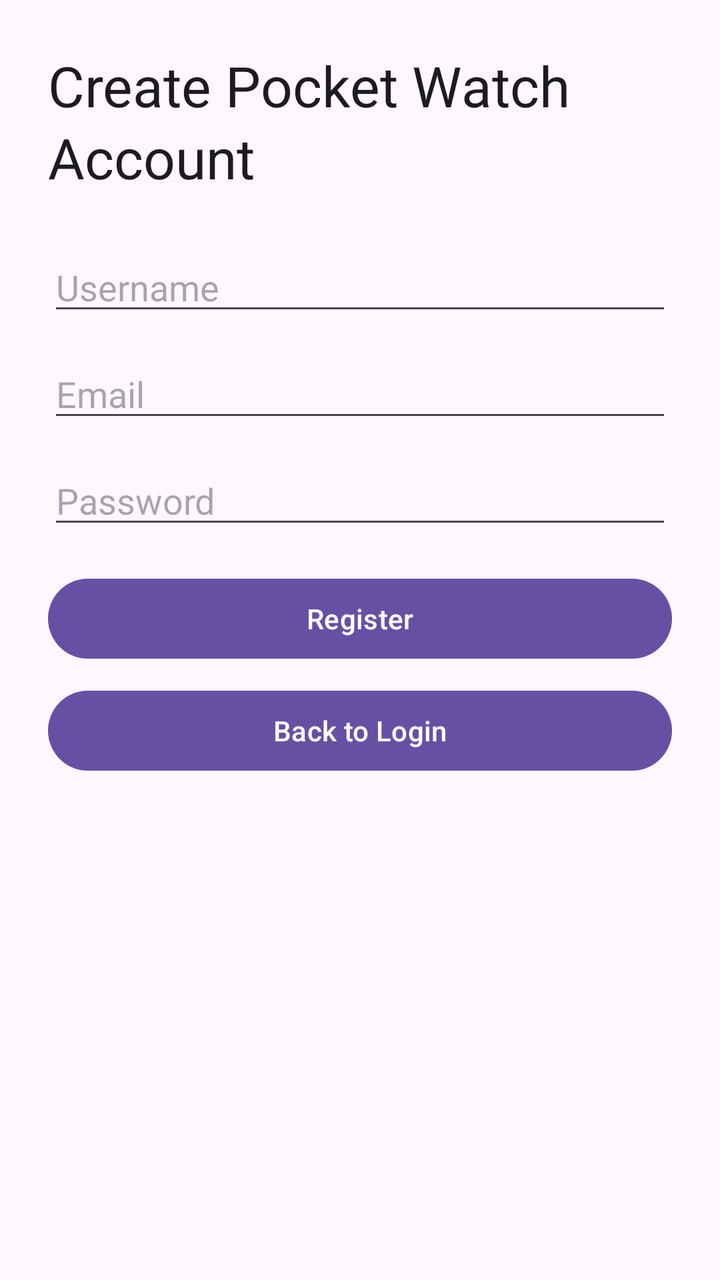
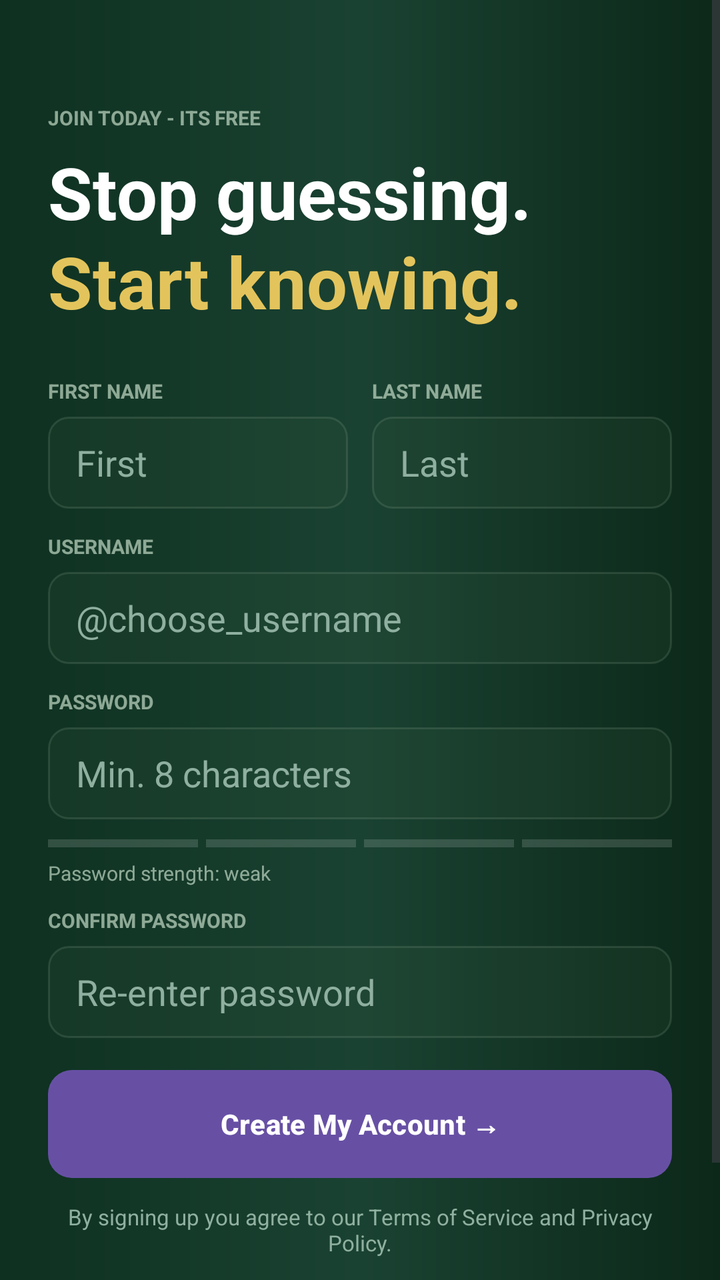

Screens rendered from an Android XML layout before and after an edit, with the pre-edit source and the edit as a unified diff.
<!-- AndroidManifest.xml: application theme Theme.ProjectWatchApp -->
<!-- res/layout/activity_register.xml -->
<?xml version="1.0" encoding="utf-8"?>
<androidx.constraintlayout.widget.ConstraintLayout xmlns:android="http://schemas.android.com/apk/res/android"
    xmlns:app="http://schemas.android.com/apk/res-auto"
    android:layout_width="match_parent"
    android:layout_height="match_parent"
    android:padding="24dp">

    <TextView
        android:id="@+id/textViewRegisterTitle"
        android:layout_width="0dp"
        android:layout_height="wrap_content"
        android:text="@string/register_title"
        android:textAppearance="?attr/textAppearanceHeadlineMedium"
        app:layout_constraintEnd_toEndOf="parent"
        app:layout_constraintStart_toStartOf="parent"
        app:layout_constraintTop_toTopOf="parent" />

    <EditText
        android:id="@+id/editTextRegisterUsername"
        android:layout_width="0dp"
        android:layout_height="wrap_content"
        android:layout_marginTop="24dp"
        android:hint="@string/hint_username"
        android:inputType="text"
        app:layout_constraintEnd_toEndOf="parent"
        app:layout_constraintStart_toStartOf="parent"
        app:layout_constraintTop_toBottomOf="@id/textViewRegisterTitle" />

    <EditText
        android:id="@+id/editTextRegisterEmail"
        android:layout_width="0dp"
        android:layout_height="wrap_content"
        android:layout_marginTop="12dp"
        android:hint="@string/hint_email"
        android:inputType="textEmailAddress"
        app:layout_constraintEnd_toEndOf="parent"
        app:layout_constraintStart_toStartOf="parent"
        app:layout_constraintTop_toBottomOf="@id/editTextRegisterUsername" />

    <EditText
        android:id="@+id/editTextRegisterPassword"
        android:layout_width="0dp"
        android:layout_height="wrap_content"
        android:layout_marginTop="12dp"
        android:hint="@string/hint_password"
        android:inputType="textPassword"
        app:layout_constraintEnd_toEndOf="parent"
        app:layout_constraintStart_toStartOf="parent"
        app:layout_constraintTop_toBottomOf="@id/editTextRegisterEmail" />

    <Button
        android:id="@+id/buttonRegister"
        android:layout_width="0dp"
        android:layout_height="wrap_content"
        android:layout_marginTop="16dp"
        android:text="@string/action_register"
        app:layout_constraintEnd_toEndOf="parent"
        app:layout_constraintStart_toStartOf="parent"
        app:layout_constraintTop_toBottomOf="@id/editTextRegisterPassword" />

    <Button
        android:id="@+id/buttonBackToLogin"
        android:layout_width="0dp"
        android:layout_height="wrap_content"
        android:layout_marginTop="8dp"
        android:text="@string/action_back_to_login"
        app:layout_constraintEnd_toEndOf="parent"
        app:layout_constraintStart_toStartOf="parent"
        app:layout_constraintTop_toBottomOf="@id/buttonRegister" />

    <ProgressBar
        android:id="@+id/progressBarRegister"
        style="?android:attr/progressBarStyleLarge"
        android:layout_width="wrap_content"
        android:layout_height="wrap_content"
        android:layout_marginTop="24dp"
        android:visibility="gone"
        app:layout_constraintEnd_toEndOf="parent"
        app:layout_constraintStart_toStartOf="parent"
        app:layout_constraintTop_toBottomOf="@id/buttonBackToLogin" />

</androidx.constraintlayout.widget.ConstraintLayout>
<!-- resources referenced by this layout -->
<resources>
  <string name="action_back_to_login">Back to Login</string>
  <string name="action_register">Register</string>
  <string name="hint_email">Email</string>
  <string name="hint_password">Password</string>
  <string name="hint_username">Username</string>
  <string name="register_title">Create Pocket Watch Account</string>
  <style name="Theme.ProjectWatchApp" parent="Base.Theme.ProjectWatchApp" />
  <style name="Base.Theme.ProjectWatchApp" parent="Theme.Material3.DayNight.NoActionBar">
          
          
      </style>
</resources>

<!-- the commit's change to res/layout/activity_register.xml (unified diff, before → after) -->
@@ -3,80 +3,268 @@
     xmlns:app="http://schemas.android.com/apk/res-auto"
     android:layout_width="match_parent"
     android:layout_height="match_parent"
-    android:padding="24dp">
-
-    <TextView
-        android:id="@+id/textViewRegisterTitle"
+    android:background="@drawable/bg_launch">
+
+    <ScrollView
         android:layout_width="0dp"
-        android:layout_height="wrap_content"
-        android:text="@string/register_title"
-        android:textAppearance="?attr/textAppearanceHeadlineMedium"
+        android:layout_height="0dp"
+        android:fillViewport="true"
+        app:layout_constraintBottom_toBottomOf="parent"
         app:layout_constraintEnd_toEndOf="parent"
         app:layout_constraintStart_toStartOf="parent"
-        app:layout_constraintTop_toTopOf="parent" />
-
-    <EditText
-        android:id="@+id/editTextRegisterUsername"
-        android:layout_width="0dp"
-        android:layout_height="wrap_content"
-        android:layout_marginTop="24dp"
-        android:hint="@string/hint_username"
-        android:inputType="text"
-        app:layout_constraintEnd_toEndOf="parent"
-        app:layout_constraintStart_toStartOf="parent"
-        app:layout_constraintTop_toBottomOf="@id/textViewRegisterTitle" />
-
-    <EditText
-        android:id="@+id/editTextRegisterEmail"
-        android:layout_width="0dp"
-        android:layout_height="wrap_content"
-        android:layout_marginTop="12dp"
-        android:hint="@string/hint_email"
-        android:inputType="textEmailAddress"
-        app:layout_constraintEnd_toEndOf="parent"
-        app:layout_constraintStart_toStartOf="parent"
-        app:layout_constraintTop_toBottomOf="@id/editTextRegisterUsername" />
-
-    <EditText
-        android:id="@+id/editTextRegisterPassword"
-        android:layout_width="0dp"
-        android:layout_height="wrap_content"
-        android:layout_marginTop="12dp"
-        android:hint="@string/hint_password"
-        android:inputType="textPassword"
-        app:layout_constraintEnd_toEndOf="parent"
-        app:layout_constraintStart_toStartOf="parent"
-        app:layout_constraintTop_toBottomOf="@id/editTextRegisterEmail" />
-
-    <Button
-        android:id="@+id/buttonRegister"
-        android:layout_width="0dp"
-        android:layout_height="wrap_content"
-        android:layout_marginTop="16dp"
-        android:text="@string/action_register"
-        app:layout_constraintEnd_toEndOf="parent"
-        app:layout_constraintStart_toStartOf="parent"
-        app:layout_constraintTop_toBottomOf="@id/editTextRegisterPassword" />
-
-    <Button
-        android:id="@+id/buttonBackToLogin"
-        android:layout_width="0dp"
-        android:layout_height="wrap_content"
-        android:layout_marginTop="8dp"
-        android:text="@string/action_back_to_login"
-        app:layout_constraintEnd_toEndOf="parent"
-        app:layout_constraintStart_toStartOf="parent"
-        app:layout_constraintTop_toBottomOf="@id/buttonRegister" />
-
-    <ProgressBar
-        android:id="@+id/progressBarRegister"
-        style="?android:attr/progressBarStyleLarge"
-        android:layout_width="wrap_content"
-        android:layout_height="wrap_content"
-        android:layout_marginTop="24dp"
-        android:visibility="gone"
-        app:layout_constraintEnd_toEndOf="parent"
-        app:layout_constraintStart_toStartOf="parent"
-        app:layout_constraintTop_toBottomOf="@id/buttonBackToLogin" />
+        app:layout_constraintTop_toTopOf="parent">
+
+        <LinearLayout
+            android:layout_width="match_parent"
+            android:layout_height="wrap_content"
+            android:orientation="vertical"
+            android:paddingStart="24dp"
+            android:paddingTop="52dp"
+            android:paddingEnd="24dp"
+            android:paddingBottom="24dp">
+
+            <TextView
+                android:layout_width="wrap_content"
+                android:layout_height="wrap_content"
+                android:text="@string/register_top_tag"
+                android:textColor="#AACCE2CE"
+                android:textSize="10sp"
+                android:textStyle="bold" />
+
+            <TextView
+                android:id="@+id/textViewRegisterTitle"
+                android:layout_width="wrap_content"
+                android:layout_height="wrap_content"
+                android:layout_marginTop="6dp"
+                android:text="@string/register_hero_title"
+                android:textColor="@android:color/white"
+                android:textSize="36sp"
+                android:textStyle="bold" />
+
+            <TextView
+                android:layout_width="wrap_content"
+                android:layout_height="wrap_content"
+                android:layout_marginTop="-4dp"
+                android:text="@string/register_hero_subtitle"
+                android:textColor="#FFE3C45C"
+                android:textSize="36sp"
+                android:textStyle="bold" />
+
+            <LinearLayout
+                android:layout_width="match_parent"
+                android:layout_height="wrap_content"
+                android:layout_marginTop="24dp"
+                android:orientation="horizontal">
+
+                <TextView
+                    android:layout_width="0dp"
+                    android:layout_height="wrap_content"
+                    android:layout_weight="1"
+                    android:text="@string/label_first_name"
+                    android:textColor="#AACCE2CE"
+                    android:textSize="10sp"
+                    android:textStyle="bold" />
+
+                <TextView
+                    android:layout_width="0dp"
+                    android:layout_height="wrap_content"
+                    android:layout_weight="1"
+                    android:layout_marginStart="12dp"
+                    android:text="@string/label_last_name"
+                    android:textColor="#AACCE2CE"
+                    android:textSize="10sp"
+                    android:textStyle="bold" />
+            </LinearLayout>
+
+            <LinearLayout
+                android:layout_width="match_parent"
+                android:layout_height="wrap_content"
+                android:layout_marginTop="6dp"
+                android:layout_marginBottom="12dp"
+                android:orientation="horizontal">
+
+                <EditText
+                    android:id="@+id/editTextRegisterFirstName"
+                    android:layout_width="0dp"
+                    android:layout_height="46dp"
+                    android:layout_weight="1"
+                    android:layout_marginEnd="6dp"
+                    android:background="@drawable/bg_input"
+                    android:hint="@string/hint_first_name"
+                    android:inputType="textPersonName"
+                    android:paddingStart="14dp"
+                    android:paddingEnd="14dp"
+                    android:textColor="#EAF6EA"
+                    android:textColorHint="#8FB0A0" />
+
+                <EditText
+                    android:id="@+id/editTextRegisterLastName"
+                    android:layout_width="0dp"
+                    android:layout_height="46dp"
+                    android:layout_weight="1"
+                    android:layout_marginStart="6dp"
+                    android:background="@drawable/bg_input"
+                    android:hint="@string/hint_last_name"
+                    android:inputType="textPersonName"
+                    android:paddingStart="14dp"
+                    android:paddingEnd="14dp"
+                    android:textColor="#EAF6EA"
+                    android:textColorHint="#8FB0A0" />
+            </LinearLayout>
+
+            <TextView
+                android:layout_width="wrap_content"
+                android:layout_height="wrap_content"
+                android:text="@string/label_username"
+                android:textColor="#AACCE2CE"
+                android:textSize="10sp"
+                android:textStyle="bold" />
+
+            <EditText
+                android:id="@+id/editTextRegisterUsername"
+                android:layout_width="match_parent"
+                android:layout_height="46dp"
+                android:layout_marginTop="6dp"
+                android:layout_marginBottom="12dp"
+                android:background="@drawable/bg_input"
+                android:hint="@string/hint_username_signup"
+                android:inputType="textPersonName"
+                android:paddingStart="14dp"
+                android:paddingEnd="14dp"
+                android:textColor="#EAF6EA"
+                android:textColorHint="#8FB0A0" />
+
+            <TextView
+                android:layout_width="wrap_content"
+                android:layout_height="wrap_content"
+                android:text="@string/label_password"
+                android:textColor="#AACCE2CE"
+                android:textSize="10sp"
+                android:textStyle="bold" />
+
+            <EditText
+                android:id="@+id/editTextRegisterPassword"
+                android:layout_width="match_parent"
+                android:layout_height="46dp"
+                android:layout_marginTop="6dp"
+                android:layout_marginBottom="10dp"
+                android:background="@drawable/bg_input"
+                android:hint="@string/hint_password_signup"
+                android:inputType="textPassword"
+                android:paddingStart="14dp"
+                android:paddingEnd="14dp"
+                android:textColor="#EAF6EA"
+                android:textColorHint="#8FB0A0" />
+
+            <LinearLayout
+                android:id="@+id/layoutPasswordStrengthBar"
+                android:layout_width="match_parent"
+                android:layout_height="4dp"
+                android:layout_marginBottom="6dp"
+                android:orientation="horizontal">
+
+                <View
+                    android:id="@+id/viewStrength1"
+                    android:layout_width="0dp"
+                    android:layout_height="match_parent"
+                    android:layout_weight="1"
+                    android:layout_marginEnd="4dp"
+                    android:background="@color/overlay_white_25" />
+
+                <View
+                    android:id="@+id/viewStrength2"
+                    android:layout_width="0dp"
+                    android:layout_height="match_parent"
+                    android:layout_weight="1"
+                    android:layout_marginEnd="4dp"
+                    android:background="@color/overlay_white_25" />
+
+                <View
+                    android:id="@+id/viewStrength3"
+                    android:layout_width="0dp"
+                    android:layout_height="match_parent"
+                    android:layout_weight="1"
+                    android:layout_marginEnd="4dp"
+                    android:background="@color/overlay_white_25" />
+
+                <View
+                    android:id="@+id/viewStrength4"
+                    android:layout_width="0dp"
+                    android:layout_height="match_parent"
+                    android:layout_weight="1"
+                    android:background="@color/overlay_white_25" />
+            </LinearLayout>
+
+            <TextView
+                android:id="@+id/textViewPasswordStrength"
+                android:layout_width="wrap_content"
+                android:layout_height="wrap_content"
+                android:layout_marginBottom="10dp"
+                android:text="@string/password_strength_hint"
+                android:textColor="#AACCE2CE"
+                android:textSize="10sp" />
+
+            <TextView
+                android:layout_width="wrap_content"
+                android:layout_height="wrap_content"
+                android:text="@string/label_confirm_password"
+                android:textColor="#AACCE2CE"
+                android:textSize="10sp"
+                android:textStyle="bold" />
+
+            <EditText
+                android:id="@+id/editTextRegisterConfirmPassword"
+                android:layout_width="match_parent"
+                android:layout_height="46dp"
+                android:layout_marginTop="6dp"
+                android:layout_marginBottom="16dp"
+                android:background="@drawable/bg_input"
+                android:hint="@string/hint_confirm_password"
+                android:inputType="textPassword"
+                android:paddingStart="14dp"
+                android:paddingEnd="14dp"
+                android:textColor="#EAF6EA"
+                android:textColorHint="#8FB0A0" />
+
+            <Button
+                android:id="@+id/buttonRegister"
+                android:layout_width="match_parent"
+                android:layout_height="54dp"
+                android:layout_marginBottom="12dp"
+                android:background="@drawable/bg_btn_green"
+                android:text="@string/action_create_account"
+                android:textColor="@android:color/white"
+                android:textStyle="bold" />
+
+            <TextView
+                android:id="@+id/textViewRegisterLegal"
+                android:layout_width="match_parent"
+                android:layout_height="wrap_content"
+                android:layout_marginBottom="12dp"
+                android:gravity="center"
+                android:text="@string/register_legal_text"
+                android:textColor="#8FB0A0"
+                android:textSize="11sp" />
+
+            <Button
+                android:id="@+id/buttonBackToLogin"
+                android:layout_width="match_parent"
+                android:layout_height="40dp"
+                android:background="@android:color/transparent"
+                android:text="@string/sign_in_prompt_compact"
+                android:textAllCaps="false"
+                android:textColor="#B7D9B7"
+                android:textStyle="bold" />
+
+            <ProgressBar
+                android:id="@+id/progressBarRegister"
+                style="?android:attr/progressBarStyleLarge"
+                android:layout_width="wrap_content"
+                android:layout_height="wrap_content"
+                android:layout_gravity="center_horizontal"
+                android:layout_marginTop="8dp"
+                android:visibility="gone" />
+        </LinearLayout>
+    </ScrollView>
 
 </androidx.constraintlayout.widget.ConstraintLayout>
<!-- resource entries referenced after the edit -->
@@ -1,12 +1,58 @@
 <!-- resources referenced by this layout -->
 <resources>
-  <string name="action_back_to_login">Back to Login</string>
-  <string name="action_register">Register</string>
-  <string name="hint_email">Email</string>
-  <string name="hint_password">Password</string>
-  <string name="hint_username">Username</string>
-  <string name="register_title">Create Pocket Watch Account</string>
+  <color name="overlay_white_25">#25FFFFFF</color>
+  <!-- drawable bg_btn_green (drawable) -->
+  ﻿<?xml version="1.0" encoding="utf-8"?>
+  <shape xmlns:android="http://schemas.android.com/apk/res/android"
+      android:shape="rectangle">
+      <gradient
+          android:angle="135"
+          android:startColor="@color/brand_green_button"
+          android:endColor="@color/brand_green_dark" />
+      <corners android:radius="12dp" />
+  </shape>
+  <!-- drawable bg_input (drawable) -->
+  ﻿<?xml version="1.0" encoding="utf-8"?>
+  <shape xmlns:android="http://schemas.android.com/apk/res/android"
+      android:shape="rectangle">
+      <solid android:color="#1F466246" />
+      <stroke
+          android:width="1dp"
+          android:color="#2E9CB29A" />
+      <corners android:radius="10dp" />
+  </shape>
+  <!-- drawable bg_launch (drawable) -->
+  ﻿<?xml version="1.0" encoding="utf-8"?>
+  <shape xmlns:android="http://schemas.android.com/apk/res/android"
+      android:shape="rectangle">
+      <gradient
+          android:angle="180"
+          android:startColor="@color/brand_green_dark"
+          android:centerColor="@color/brand_green_mid_alt"
+          android:endColor="@color/brand_green_deep" />
+  </shape>
+  <string name="action_create_account">Create My Account →</string>
+  <string name="hint_confirm_password">Re-enter password</string>
+  <string name="hint_first_name">First</string>
+  <string name="hint_last_name">Last</string>
+  <string name="hint_password_signup">Min. 8 characters</string>
+  <string name="hint_username_signup">@choose_username</string>
+  <string name="label_confirm_password">CONFIRM PASSWORD</string>
+  <string name="label_first_name">FIRST NAME</string>
+  <string name="label_last_name">LAST NAME</string>
+  <string name="label_password">PASSWORD</string>
+  <string name="label_username">USERNAME</string>
+  <string name="password_strength_hint">Password strength: weak</string>
+  <string name="register_hero_subtitle">Start knowing.</string>
+  <string name="register_hero_title">Stop guessing.</string>
+  <string name="register_legal_text">By signing up you agree to our Terms of Service and Privacy Policy.</string>
+  <string name="register_top_tag">JOIN TODAY - ITS FREE</string>
+  <string name="sign_in_prompt_compact">Already have an account? Sign in</string>
   <style name="Theme.ProjectWatchApp" parent="Base.Theme.ProjectWatchApp" />
+  <color name="brand_green_button">#1F7A4A</color>
+  <color name="brand_green_dark">#0C2819</color>
+  <color name="brand_green_mid_alt">#1A4232</color>
+  <color name="brand_green_deep">#0E3020</color>
   <style name="Base.Theme.ProjectWatchApp" parent="Theme.Material3.DayNight.NoActionBar">
           
           
